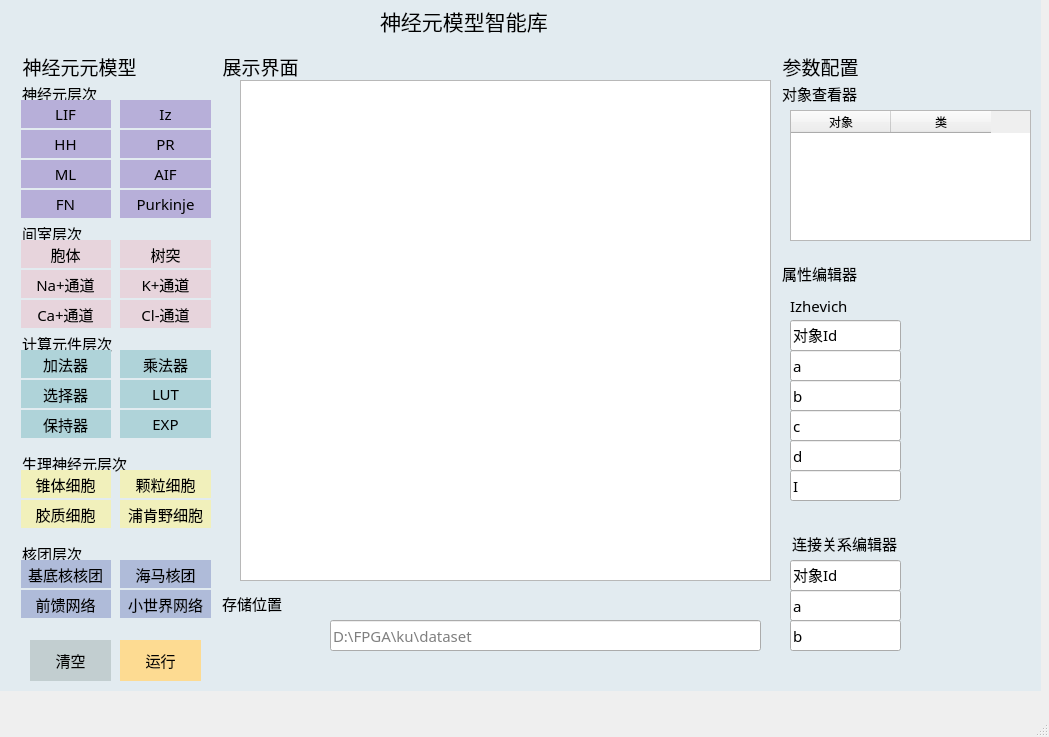
Qt form UI/DDNA.ui (jingxuantju/Neurondatabase) before a commit.
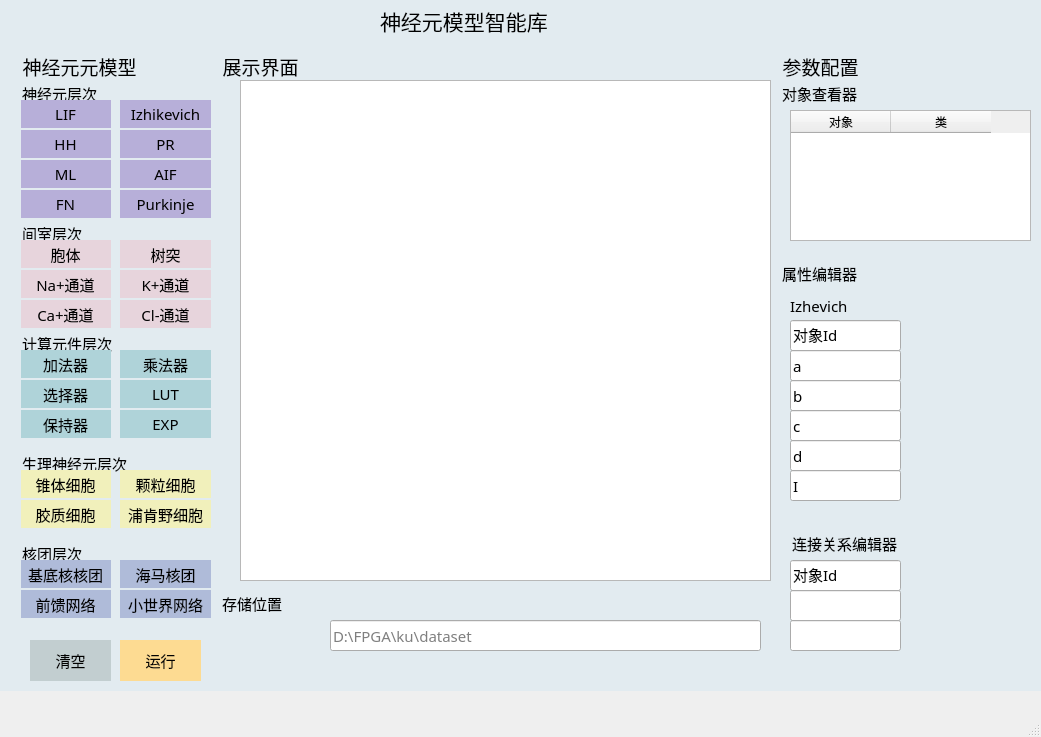
The same form after that commit.

Diff of the .ui file:
```diff
--- a/UI/DDNA.ui
+++ b/UI/DDNA.ui
@@ -6,7 +6,7 @@
    <rect>
     <x>0</x>
     <y>0</y>
-    <width>1049</width>
+    <width>1041</width>
     <height>737</height>
    </rect>
   </property>
@@ -106,7 +106,7 @@
         }</string>
       </property>
       <property name="text">
-       <string>Iz</string>
+       <string>Izhikevich</string>
       </property>
      </widget>
      <widget class="QPushButton" name="PRButton">
@@ -1434,7 +1434,7 @@
        </font>
       </property>
       <property name="text">
-       <string>b</string>
+       <string/>
       </property>
      </widget>
      <widget class="QLineEdit" name="lineEdit_14">
@@ -1472,7 +1472,7 @@
        </font>
       </property>
       <property name="text">
-       <string>a</string>
+       <string/>
       </property>
      </widget>
     </widget>
```
Left out of the diff: 2 changed lines with no effect on the pictures.
